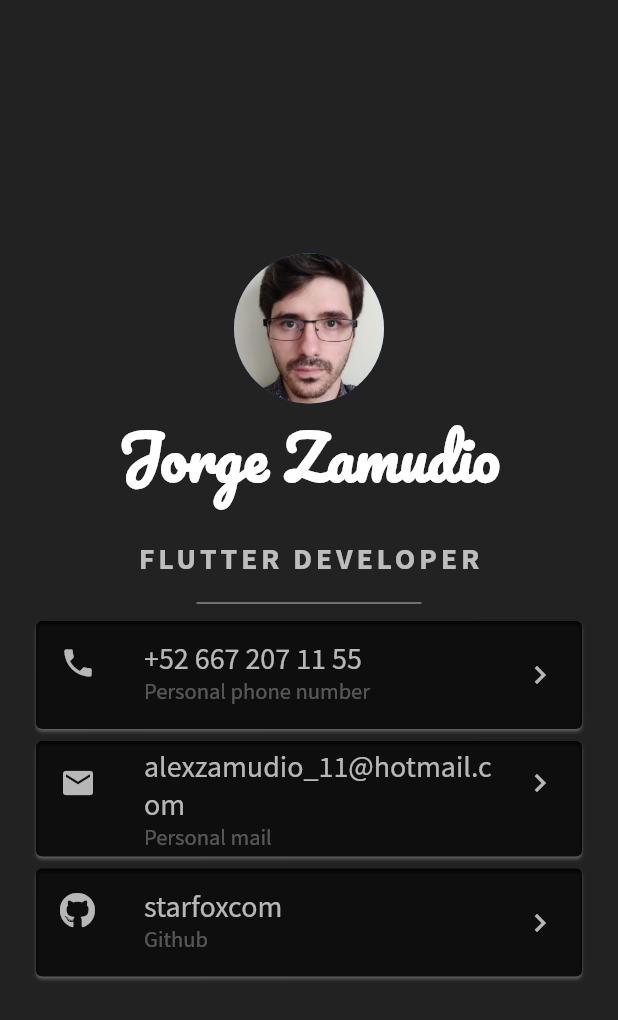
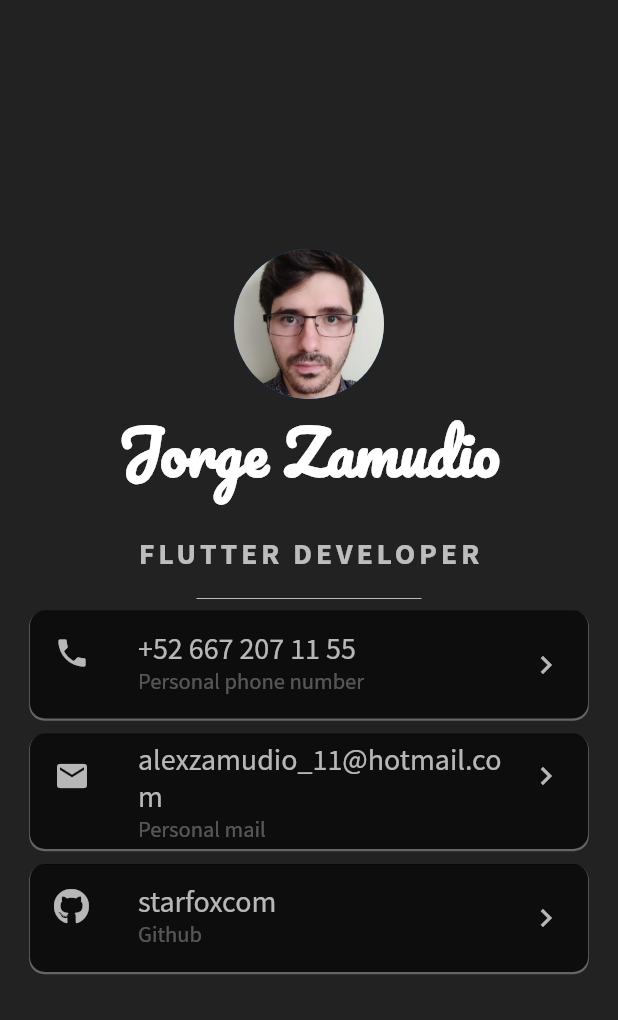
Before and after one commit to starfoxcom/Mi-Card-Flutter, a Flutter app: the screen it shows after launch, on a phone screen of 412 x 824 dp. Shown: the top 1020 px of the screen. Run offline on Flutter 3.47's test engine with Material 2 defaults, Android fonts, the phone set to English and light mode, and no system bars; our stand-ins replace font_awesome_flutter.

Commit message:
Add hover animations for list tile cards

```diff
--- a/mi_card_flutter/lib/main.dart
+++ b/mi_card_flutter/lib/main.dart
@@ -28,9 +28,128 @@ class MyHomePage extends StatefulWidget {
   State<MyHomePage> createState() => _MyHomePageState();
 }
 
+class CardData {
+  String title;
+
+  String subtitle;
+
+  IconData icon;
+
+  String url;
+
+  bool fontAwesomeIcon;
+
+  bool onHover;
+
+  CardData({
+    this.title = '',
+    this.subtitle = '',
+    this.icon = Icons.question_answer,
+    this.url = '',
+    this.fontAwesomeIcon = false,
+    this.onHover = false,
+  });
+}
+
 class _MyHomePageState extends State<MyHomePage> {
+  final _cardData = [
+    CardData(
+      title: '+52 667 207 11 55',
+      subtitle: 'Personal phone number',
+      url: 'tel:+526672071155',
+      icon: Icons.phone,
+    ),
+    CardData(
+      title: 'alexzamudio_11@hotmail.com',
+      subtitle: 'Personal mail',
+      url: 'mailto:alexzamudio_11@hotmail.com',
+      icon: Icons.mail,
+    ),
+    CardData(
+      title: 'starfoxcom',
+      subtitle: 'Github',
+      url: 'https://github.com/starfoxcom',
+      fontAwesomeIcon: true,
+      icon: FontAwesomeIcons.github,
+    )
+  ];
+
   @override
   Widget build(BuildContext context) {
+    final List<Widget> _cardData2 = _cardData.asMap().entries.map((cardData) {
+      return Padding(
+        padding: const EdgeInsets.only(bottom: 10),
+        child: ConstrainedBox(
+          constraints: const BoxConstraints(maxWidth: 750),
+          child: InkWell(
+            onTap: () => launch(cardData.value.url),
+            onHover: (value) {
+              setState(() {
+                cardData.value.onHover = value;
+              });
+            },
+            child: AnimatedContainer(
+              decoration: BoxDecoration(
+                  borderRadius: const BorderRadius.all(Radius.circular(10)),
+                  color:
+                      cardData.value.onHover ? Colors.white70 : Colors.black87,
+                  boxShadow: [
+                    BoxShadow(
+                      color: cardData.value.onHover
+                          ? Colors.black87
+                          : Colors.white30,
+                      spreadRadius: .5,
+                      blurRadius: 0,
+                      offset: const Offset(0, 1),
+                    ),
+                  ]),
+              duration: const Duration(milliseconds: 500),
+              curve: Curves.easeInOut,
+              margin: EdgeInsets.zero,
+              child: ListTile(
+                leading: cardData.value.fontAwesomeIcon
+                    ? FaIcon(
+                        cardData.value.icon,
+                        color: cardData.value.onHover
+                            ? Colors.black87
+                            : Colors.white70,
+                      )
+                    : Icon(cardData.value.icon,
+                        color: cardData.value.onHover
+                            ? Colors.black87
+                            : Colors.white70),
+                title: Text(
+                  cardData.value.title,
+                  style: TextStyle(
+                    color: cardData.value.onHover
+                        ? Colors.black87
+                        : Colors.white70,
+                    fontFamily: 'Source Sans Pro',
+                    fontSize: 20,
+                  ),
+                ),
+                subtitle: Text(
+                  cardData.value.subtitle,
+                  style: TextStyle(
+                    color: cardData.value.onHover
+                        ? Colors.black45
+                        : Colors.white30,
+                    fontFamily: 'Source Sans Pro',
+                    fontSize: 15,
+                  ),
+                ),
+                trailing: Icon(
+                  Icons.keyboard_arrow_right,
+                  color:
+                      cardData.value.onHover ? Colors.black87 : Colors.white70,
+                ),
+              ),
+            ),
+          ),
+        ),
+      );
+    }).toList();
+
     return Scaffold(
       backgroundColor: Colors.black87,
       body: SafeArea(
@@ -75,105 +194,7 @@ class _MyHomePageState extends State<MyHomePage> {
                     color: Colors.white70,
                   ),
                 ),
-                GestureDetector(
-                  onTap: () => launch('tel:+526672071155'),
-                  child: const Card(
-                    shadowColor: Colors.white70,
-                    color: Colors.black87,
-                    child: ListTile(
-                      leading: Icon(
-                        Icons.phone,
-                        color: Colors.white70,
-                      ),
-                      title: Text(
-                        '+52 667 207 11 55',
-                        style: TextStyle(
-                          color: Colors.white70,
-                          fontFamily: 'Source Sans Pro',
-                          fontSize: 20,
-                        ),
-                      ),
-                      subtitle: Text(
-                        'Personal phone number',
-                        style: TextStyle(
-                          color: Colors.white30,
-                          fontFamily: 'Source Sans Pro',
-                          fontSize: 15,
-                        ),
-                      ),
-                      trailing: Icon(
-                        Icons.keyboard_arrow_right,
-                        color: Colors.white70,
-                      ),
-                    ),
-                  ),
-                ),
-                GestureDetector(
-                  onTap: () => launch('mailto:alexzamudio_11@hotmail.com'),
-                  child: const Card(
-                    shadowColor: Colors.white70,
-                    color: Colors.black87,
-                    child: ListTile(
-                      leading: Icon(
-                        Icons.mail,
-                        color: Colors.white70,
-                      ),
-                      title: Text(
-                        'alexzamudio_11@hotmail.com',
-                        style: TextStyle(
-                          color: Colors.white70,
-                          fontFamily: 'Source Sans Pro',
-                          fontSize: 20,
-                        ),
-                      ),
-                      subtitle: Text(
-                        'Personal mail',
-                        style: TextStyle(
-                          color: Colors.white30,
-                          fontFamily: 'Source Sans Pro',
-                          fontSize: 15,
-                        ),
-                      ),
-                      trailing: Icon(
-                        Icons.keyboard_arrow_right,
-                        color: Colors.white70,
-                      ),
-                    ),
-                  ),
-                ),
-                GestureDetector(
-                  onTap: () => launch('https://github.com/starfoxcom'),
-                  child: const Card(
-                    shadowColor: Colors.white70,
-                    color: Colors.black87,
-                    child: ListTile(
-                      leading: FaIcon(
-                        FontAwesomeIcons.github,
-                        color: Colors.white70,
-                      ),
-                      title: Text(
-                        'starfoxcom',
-                        style: TextStyle(
-                          color: Colors.white70,
-                          fontFamily: 'Source Sans Pro',
-                          fontSize: 20,
-                        ),
-                      ),
-                      subtitle: Text(
-                        'Github',
-                        style: TextStyle(
-                          color: Colors.white30,
-                          fontFamily: 'Source Sans Pro',
-                          fontSize: 15,
-                        ),
-                      ),
-                      trailing: Icon(
-                        Icons.keyboard_arrow_right,
-                        color: Colors.white70,
-                      ),
-                    ),
-                  ),
-                ),
+                ..._cardData2,
               ],
             ),
           ),
```
